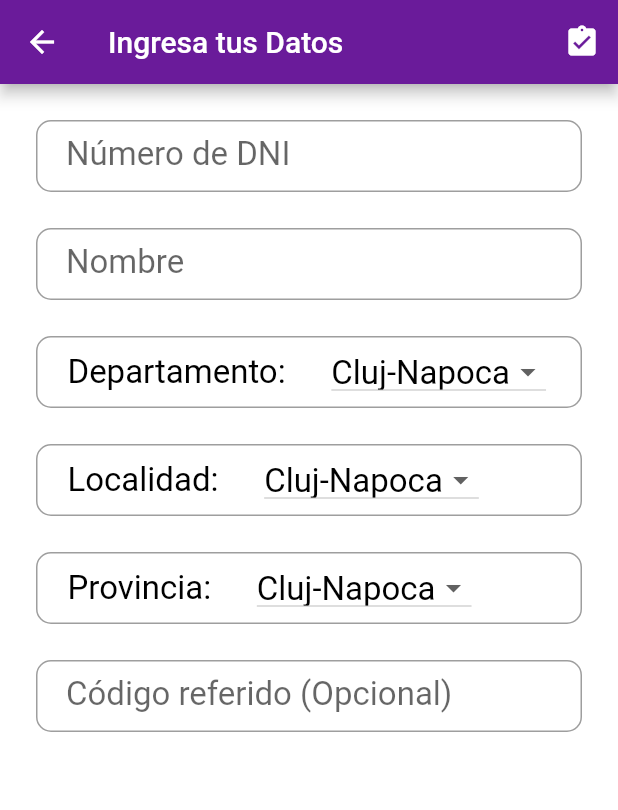
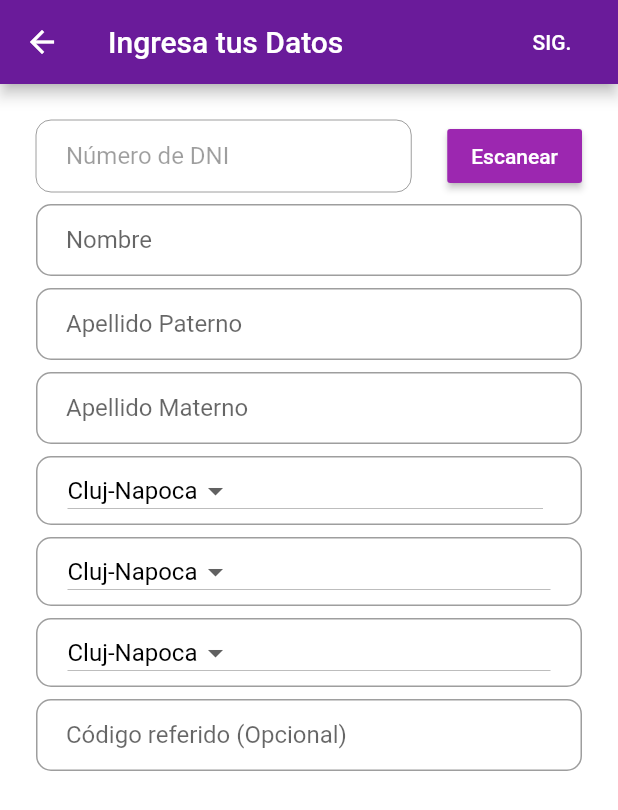
Before and after one commit to omarorlandini123/e-commerce, a Flutter app: the RegistroPage screen opened by its route, on a phone screen of 412 x 824 dp. Shown: the top 810 px of the screen. Run offline on Flutter 3.47's test engine with Material 2 defaults, Android fonts, the phone set to English and light mode, and no system bars; missing offline and left inert: barcode_scan; Roboto replaces fonts that are missing (Arial).

Commit message:
Lector de Barras

```diff
--- a/lib/main.dart
+++ b/lib/main.dart
@@ -1,7 +1,6 @@
 import 'package:flutter/material.dart';
 import 'package:ecommerce/pages/login_page.dart';
 import 'package:ecommerce/pages/validar_numero_page.dart';
-import 'package:ecommerce/pages/aceptar_terminos_page.dart';
 import 'package:ecommerce/pages/registro_page.dart';
 import 'package:ecommerce/pages/productos_page.dart';
 
@@ -10,7 +9,6 @@ void main() => runApp(new MyApp());
 class MyApp extends StatelessWidget {
 
   final routes= <String, WidgetBuilder>{
-    AceptarTerminosPage.tag : (context)=>AceptarTerminosPage(),
     LoginPage.tag : (context)=>LoginPage(),
     ValidarNumeroPage.tag : (context)=>ValidarNumeroPage(),
     RegistroPage.tag: (context)=>RegistroPage(),
@@ -32,7 +30,7 @@ class MyApp extends StatelessWidget {
         accentColor: Colors.purpleAccent[600],
       ),
       title: 'E-commerce',
-      home: AceptarTerminosPage(),
+      home: LoginPage(),
       routes: routes,
     );
   }
--- a/lib/pages/registro_page.dart
+++ b/lib/pages/registro_page.dart
@@ -1,5 +1,8 @@
 import 'package:flutter/material.dart';
 import 'productos_page.dart';
+import 'package:barcode_scan/barcode_scan.dart';
+import 'package:flutter/services.dart';
+import 'dart:async';
 
 class RegistroPage extends StatefulWidget {
   static String tag = 'registro-page';
@@ -15,9 +18,13 @@ class _RegistroPageState extends State<RegistroPage> {
     "Brasov",
     "Constanta"
   ];
+  final double tamanoTexto=16.0;
+  final double espaciado=8.0;
 
   List<DropdownMenuItem<String>> _dropDownMenuItems;
+  final myController = TextEditingController();
   String _currentCity;
+  String barcode = "";
 
   @override
   void initState() {
@@ -43,8 +50,10 @@ class _RegistroPageState extends State<RegistroPage> {
   @override
   Widget build(BuildContext context) {
     final txtDNI = TextFormField(
+      controller: myController,
+      enabled: false,
       style:
-          TextStyle(fontSize: 22.0, color: Colors.black, fontFamily: "Arial"),
+          TextStyle(fontSize: tamanoTexto, color: Colors.black, fontFamily: "Arial"),
       keyboardType: TextInputType.number,
       autofocus: false,
       decoration: InputDecoration(
@@ -55,7 +64,7 @@ class _RegistroPageState extends State<RegistroPage> {
     );
     final txtNombre = TextFormField(
       style:
-          TextStyle(fontSize: 22.0, color: Colors.black, fontFamily: "Arial"),
+          TextStyle(fontSize:tamanoTexto, color: Colors.black, fontFamily: "Arial"),
       keyboardType: TextInputType.text,
       autofocus: false,
       decoration: InputDecoration(
@@ -67,7 +76,7 @@ class _RegistroPageState extends State<RegistroPage> {
 
     final txtCodigoRef = TextFormField(
       style:
-          TextStyle(fontSize: 22.0, color: Colors.black, fontFamily: "Arial"),
+          TextStyle(fontSize: tamanoTexto, color: Colors.black, fontFamily: "Arial"),
       keyboardType: TextInputType.text,
       autofocus: false,
       decoration: InputDecoration(
@@ -77,28 +86,48 @@ class _RegistroPageState extends State<RegistroPage> {
               OutlineInputBorder(borderRadius: BorderRadius.circular(10.0))),
     );
 
+    final txtApellidoPaterno = TextFormField(
+      style:
+          TextStyle(fontSize: tamanoTexto, color: Colors.black, fontFamily: "Arial"),
+      keyboardType: TextInputType.text,
+      autofocus: false,
+      decoration: InputDecoration(
+          labelText: "Apellido Paterno",
+          contentPadding: EdgeInsets.fromLTRB(20.0, 10.0, 20.0, 10.0),
+          border:
+              OutlineInputBorder(borderRadius: BorderRadius.circular(10.0))),
+    );
+
+    final txtApellidoMaterno = TextFormField(
+      style:
+          TextStyle(fontSize: tamanoTexto, color: Colors.black, fontFamily: "Arial"),
+      keyboardType: TextInputType.text,
+      autofocus: false,
+      decoration: InputDecoration(
+          labelText: "Apellido Materno",
+          contentPadding: EdgeInsets.fromLTRB(20.0, 10.0, 20.0, 10.0),
+          border:
+              OutlineInputBorder(borderRadius: BorderRadius.circular(10.0))),
+    );
+
+
     final cbDepartamento = Container(
-        padding: EdgeInsets.fromLTRB(20.0, 10.0, 20.0, 10.0),
+
+        padding: EdgeInsets.fromLTRB(20.0, 10.0, 25.0, 10.0),
         decoration: BoxDecoration(
             border: Border.all(
                 color: Colors.grey, width: 1.0, style: BorderStyle.solid),
             borderRadius: BorderRadius.circular(10.0)),
         child: Row(children: <Widget>[
-          Text('Departamento: ',
-              style: TextStyle(
-                  fontSize: 22.0, color: Colors.black, fontFamily: "Arial")),
-          SizedBox(
-            width: 25.0,
-          ),
-          DropdownButton(
+          Expanded(child:DropdownButton(
             style: TextStyle(
-                fontSize: 22.0, color: Colors.black, fontFamily: "Arial"),
+                fontSize: tamanoTexto, color: Colors.black, fontFamily: "Arial"),
             isDense: true,
             value: _currentCity,
             items: _dropDownMenuItems,
             onChanged: changedDropDownItem,
             elevation: 3,
-          )
+          ))
         ]));
     final cbLocalidad = Container(
         padding: EdgeInsets.fromLTRB(20.0, 10.0, 20.0, 10.0),
@@ -107,21 +136,16 @@ class _RegistroPageState extends State<RegistroPage> {
                 color: Colors.grey, width: 1.0, style: BorderStyle.solid),
             borderRadius: BorderRadius.circular(10.0)),
         child: Row(children: <Widget>[
-          Text('Localidad: ',
-              style: TextStyle(
-                  fontSize: 22.0, color: Colors.black, fontFamily: "Arial")),
-          SizedBox(
-            width: 25.0,
-          ),
+          Expanded(child:
           DropdownButton(
             style: TextStyle(
-                fontSize: 22.0, color: Colors.black, fontFamily: "Arial"),
+                fontSize: tamanoTexto, color: Colors.black, fontFamily: "Arial"),
             isDense: true,
             value: _currentCity,
             items: _dropDownMenuItems,
             onChanged: changedDropDownItem,
             elevation: 3,
-          )
+          ),)
         ]));
     final cbProvincia = Container(
         padding: EdgeInsets.fromLTRB(20.0, 10.0, 20.0, 10.0),
@@ -130,21 +154,16 @@ class _RegistroPageState extends State<RegistroPage> {
                 color: Colors.grey, width: 1.0, style: BorderStyle.solid),
             borderRadius: BorderRadius.circular(10.0)),
         child: Row(children: <Widget>[
-          Text('Provincia: ',
-              style: TextStyle(
-                  fontSize: 22.0, color: Colors.black, fontFamily: "Arial")),
-          SizedBox(
-            width: 25.0,
-          ),
+          Expanded(child:
           DropdownButton(
             style: TextStyle(
-                fontSize: 22.0, color: Colors.black, fontFamily: "Arial"),
+                fontSize: tamanoTexto, color: Colors.black, fontFamily: "Arial"),
             isDense: true,
             value: _currentCity,
             items: _dropDownMenuItems,
             onChanged: changedDropDownItem,
             elevation: 3,
-          )
+          )),
         ]));
 
     return Scaffold(
@@ -152,13 +171,13 @@ class _RegistroPageState extends State<RegistroPage> {
       appBar: AppBar(
         title: Text('Ingresa tus Datos'),
         actions: <Widget>[
-          IconButton(
-            icon: Icon(Icons.assignment_turned_in),
-            onPressed: () {
-              //Next Page
-              Navigator.of(context).pushNamed(ProductosPage.tag);
-            },
-          )
+          FlatButton(
+              textColor: Colors.white,
+              child: Text("SIG."), //onPressed: scan
+              onPressed: () {
+                Navigator.of(context).pushNamed(ProductosPage.tag);
+              },
+              ),
         ],
       ),
       body: ListView(
@@ -166,30 +185,76 @@ class _RegistroPageState extends State<RegistroPage> {
         padding:
             EdgeInsets.only(top: 24.0, bottom: 24.0, left: 24.0, right: 24.0),
         children: <Widget>[
-          txtDNI,
+          Row(
+            children: <Widget>[
+              Expanded(child: txtDNI),
+              Container(
+                  margin: EdgeInsets.only(left: 24.0),
+                  child: RaisedButton(
+                    color: Colors.purple,
+                    textColor: Colors.white,
+                    elevation: 2.0,
+                    child: Text("Escanear"),
+                    onPressed: scan))
+            ],
+          ),
           SizedBox(
-            height: 24.0,
+            height: espaciado,
           ),
           txtNombre,
-
           SizedBox(
-            height: 24.0,
+            height: espaciado,
+          ),
+          txtApellidoPaterno,
+          SizedBox(
+            height: espaciado,
+          ),
+          txtApellidoMaterno,
+          SizedBox(
+            height: espaciado,
           ),
           cbDepartamento,
           SizedBox(
-            height: 24.0,
+            height: espaciado,
           ),
           cbLocalidad,
           SizedBox(
-            height: 24.0,
+            height: espaciado,
           ),
           cbProvincia,
           SizedBox(
-            height: 24.0,
+            height: espaciado,
           ),
-          txtCodigoRef
+          txtCodigoRef,
+          SizedBox(
+            height: espaciado,
+          ),
+
         ],
       ),
     );
   }
+
+  Future scan() async {
+    try {
+      String barcode = await BarcodeScanner.scan();
+      setState(() {
+        this.barcode = barcode;
+        myController.text = barcode;
+      });
+    } on PlatformException catch (e) {
+      if (e.code == BarcodeScanner.CameraAccessDenied) {
+        setState(() {
+          this.barcode = 'The user did not grant the camera permission!';
+        });
+      } else {
+        setState(() => this.barcode = 'Unknown error: $e');
+      }
+    } on FormatException {
+      setState(() => this.barcode =
+          'null (User returned using the "back"-button before scanning anything. Result)');
+    } catch (e) {
+      setState(() => this.barcode = 'Unknown error: $e');
+    }
+  }
 }
--- a/pubspec.yaml
+++ b/pubspec.yaml
@@ -9,6 +9,7 @@ dependencies:
   # The following adds the Cupertino Icons font to your application.
   # Use with the CupertinoIcons class for iOS style icons.
   cupertino_icons: ^0.1.2
+  barcode_scan: "^0.0.4"
 
 
 
```
Also changed, not shown: lib/pages/aceptar_terminos_page.dart (deleted, +0 -83 lines), lib/pages/productos_page.dart (+11 -1 lines), pubspec.lock, 2 other files.
